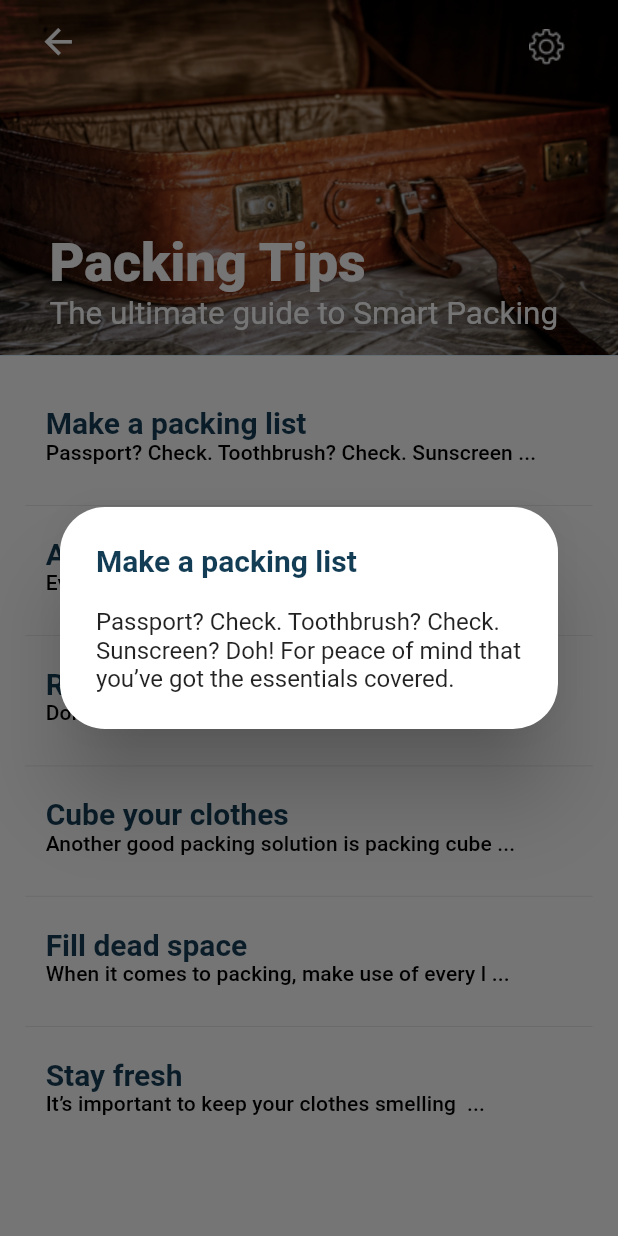
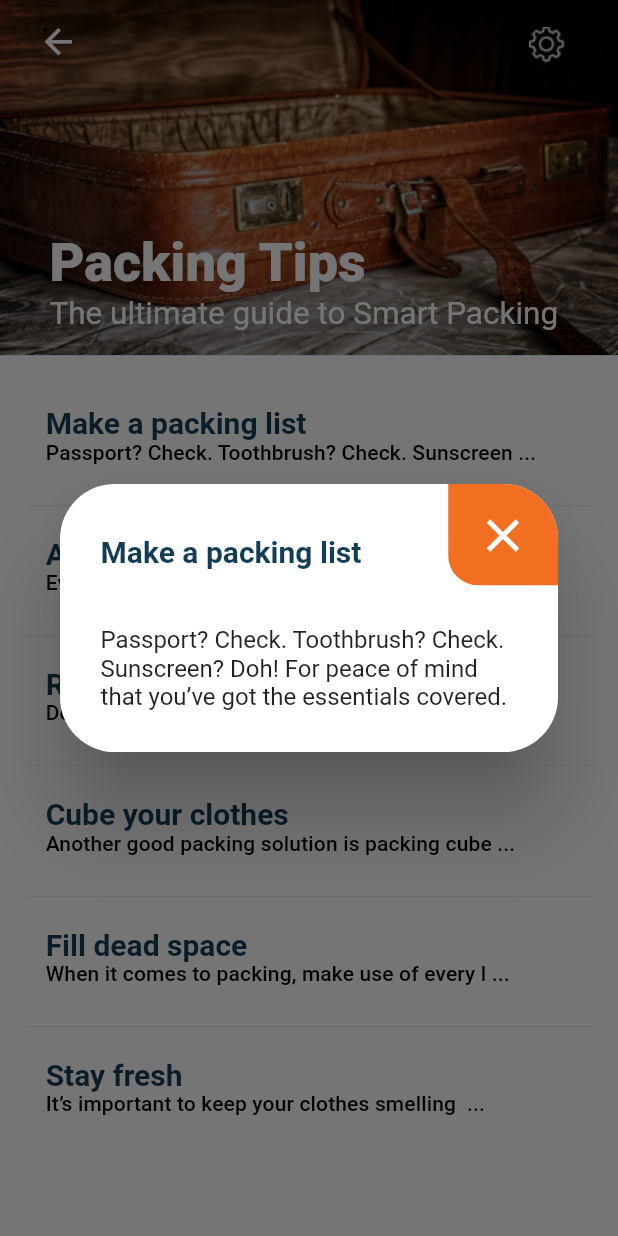
Before and after one commit to MoonChel/packie, a Flutter app: the PackingTipsPage screen opened by its route, after a tap on an icon or button, on a phone screen of 412 x 824 dp. Run offline on Flutter 3.47's test engine with Material 2 defaults, Android fonts, the phone set to English and light mode, and no system bars; our stand-ins replace flutter_screenutil; missing offline and left inert: flutter_statusbarcolor.

Commit message:
add dialog to PackingTipsPage

```diff
--- a/lib/pages/PackingTipsPage.dart
+++ b/lib/pages/PackingTipsPage.dart
@@ -51,18 +51,38 @@ class PackingTipsPage extends StatelessWidget {
   ) {
     final textTheme = Theme.of(context).textTheme;
 
+    final contentPadding = su.setHeight(80);
+
     return GestureDetector(
       onTap: () {
         showDialog(
           context: context,
           builder: (BuildContext context) {
             return AlertDialog(
+              titlePadding: EdgeInsets.zero,
+              contentPadding: EdgeInsets.all(contentPadding),
               shape: RoundedRectangleBorder(
                 borderRadius: BorderRadius.all(
-                  Radius.circular(30),
+                  Radius.circular(su.setWidth(100)),
                 ),
               ),
-              title: Text(packingTip.title),
+              title: Row(
+                textBaseline: TextBaseline.alphabetic,
+                crossAxisAlignment: CrossAxisAlignment.baseline,
+                mainAxisAlignment: MainAxisAlignment.spaceBetween,
+                children: <Widget>[
+                  Padding(
+                    padding: EdgeInsets.only(left: contentPadding),
+                    child: Text(packingTip.title),
+                  ),
+                  ClipRRect(
+                    child: CloseBottomSheetButton(),
+                    borderRadius: BorderRadius.only(
+                      topRight: Radius.circular(su.setWidth(100)),
+                    ),
+                  ),
+                ],
+              ),
               content: Text(packingTip.description),
             );
           },
@@ -106,13 +126,10 @@ class PackingTipsPage extends StatelessWidget {
       title: Row(
         mainAxisAlignment: MainAxisAlignment.spaceBetween,
         children: <Widget>[
-          MyBackButton(
-            topPadding: 0.0,
-            color: Colors.white,
-          ),
+          MyBackButton(topPadding: 0.0, color: Colors.white),
           Padding(
             padding: EdgeInsets.only(
-              top: su.setHeight(20),
+              top: su.setHeight(10),
               right: su.setHeight(10),
             ),
             child: FlatButton(
```
